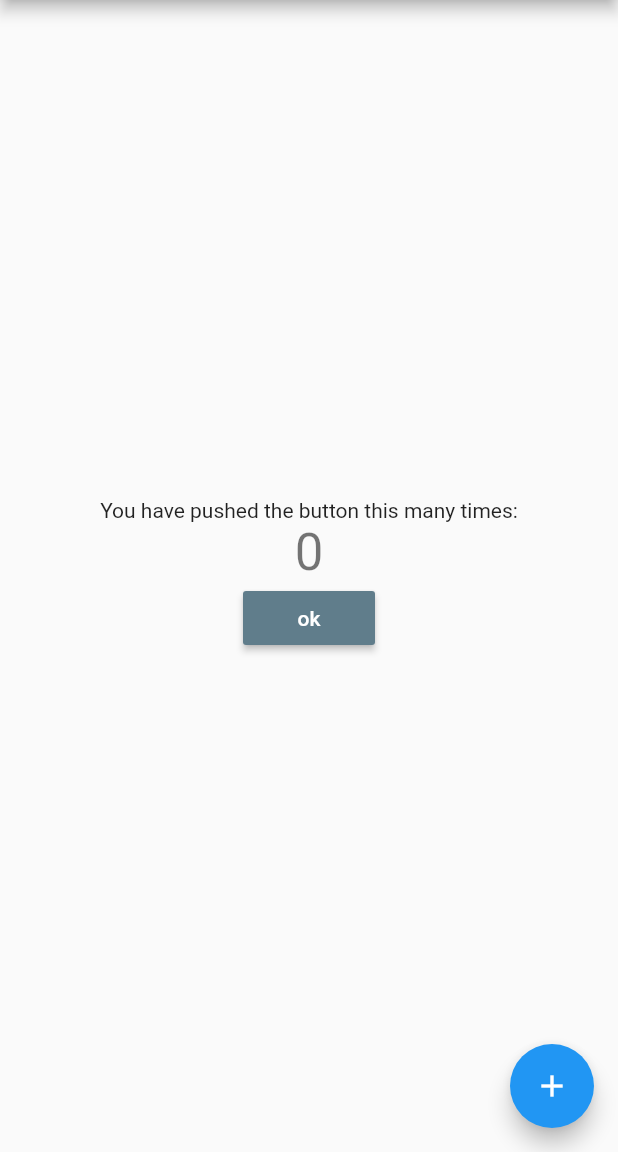
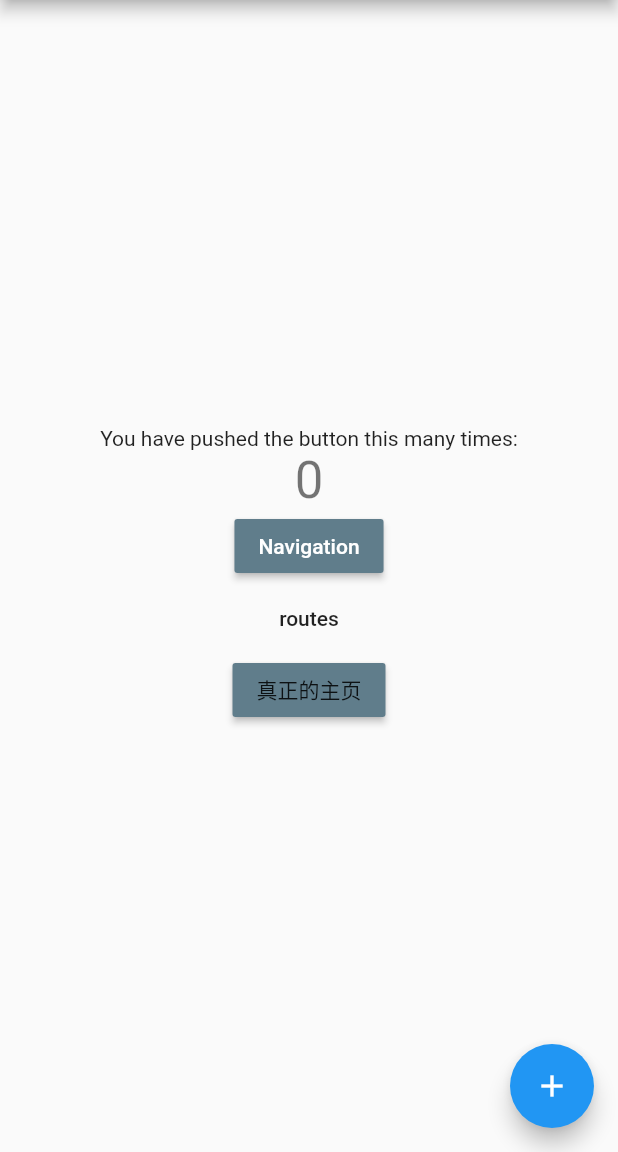
Before and after one commit to yao996186979/LearnFlutter, a Flutter app: the screen it shows after launch, on a phone screen of 412 x 824 dp, the part 84-1236 px from its top. Run offline on Flutter 3.47's test engine with Material 2 defaults, Android fonts, the phone set to English and light mode, and no system bars.

Commit message:
导航调试成功 列表学习中

```diff
--- a/lib/main.dart
+++ b/lib/main.dart
@@ -1,5 +1,6 @@
-import 'package:flutter/material.dart';
-import 'package:flutter_app/navigation.dart';
+  import 'package:flutter/material.dart';
+import 'navigation.dart';
+import 'home.dart';
 void main() => runApp(MyApp());
 
 class MyApp extends StatelessWidget {
@@ -9,19 +10,16 @@ class MyApp extends StatelessWidget {
     return MaterialApp(
       title: 'Flutter Demo',
       theme: ThemeData(
-        // This is the theme of your application.
-        //
-        // Try running your application with "flutter run". You'll see the
-        // application has a blue toolbar. Then, without quitting the app, try
-        // changing the primarySwatch below to Colors.green and then invoke
-        // "hot reload" (press "r" in the console where you ran "flutter run",
-        // or simply save your changes to "hot reload" in a Flutter IDE).
-        // Notice that the counter didn't reset back to zero; the application
-        // is not restarted.
         primarySwatch: Colors.blue,
       ),
       home: MyHomePage(title: 'Flutter Demo Home Page'),
-//      routes: <String, WidgetBuilder>{'testPage': (_) => testPage()},
+      routes: <String, WidgetBuilder> {
+        '/first': (BuildContext context) => FirstPage(),
+        '/second': (BuildContext context) => SecondPage(),
+        '/third': (BuildContext context) => ThirdPage(),
+        '/home': (BuildContext context) => HomePage(),
+      },
+
     );
   }
 }
@@ -103,13 +101,18 @@ class _MyHomePageState extends State<MyHomePage> {
              new MaterialButton(
                  color: Colors.blueGrey,
                  textColor: Colors.white,
-                 child: new Text("ok"),
+                 child: new Text("Navigation"),
                  onPressed: (){
                    Navigator.push(
-                     context,
-                     new MaterialPageRoute(builder: (context) => new MyApp()),
+                     context, new MaterialPageRoute(builder: (context) => new FirstPage()),
                    );
-                 })
+                 }),
+            new MaterialButton(child: new Text("routes"), onPressed: (){
+              Navigator.of(context).pushNamed('/first');
+            }),
+            new MaterialButton(color: Colors.blueGrey, child: new Text("真正的主页"), onPressed: (){
+              Navigator.of(context).pushNamed('/home');
+            }),
           ],
         ),
       ),
```
Also changed, not shown: lib/cell.dart (added, +15 -0 lines), lib/home.dart (added, +31 -0 lines), lib/navigation.dart (+26 -3 lines).
